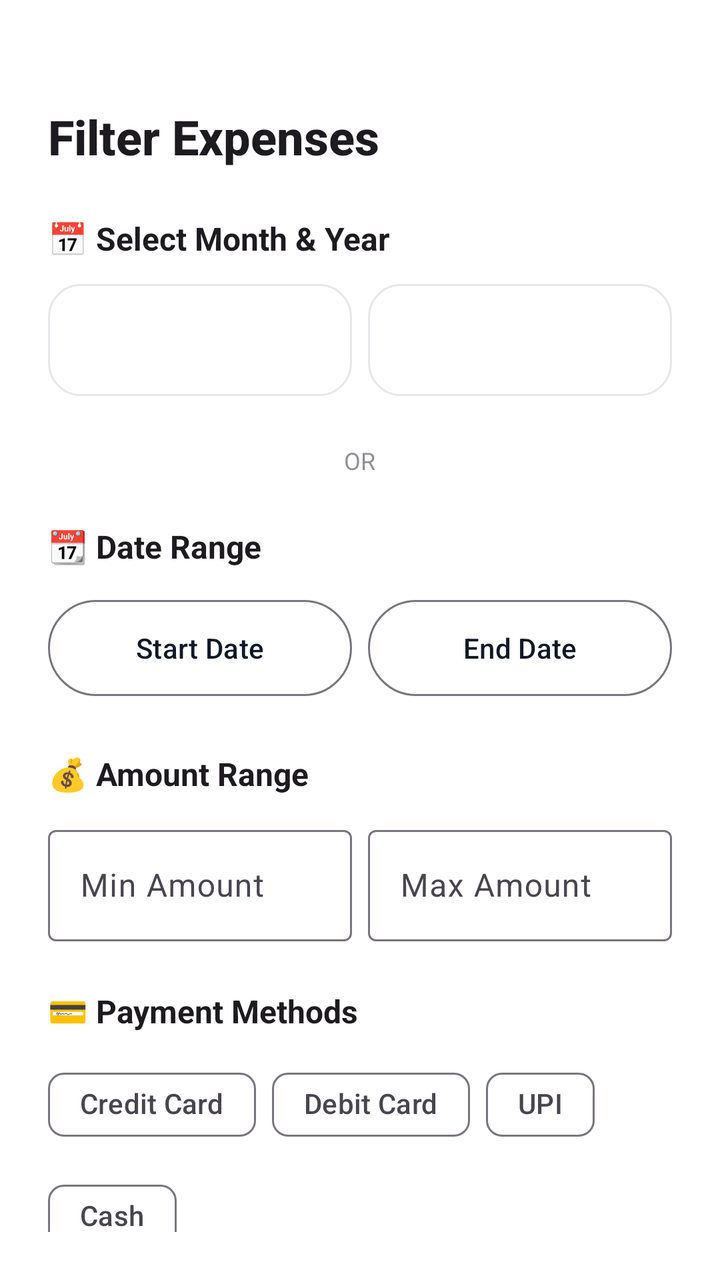
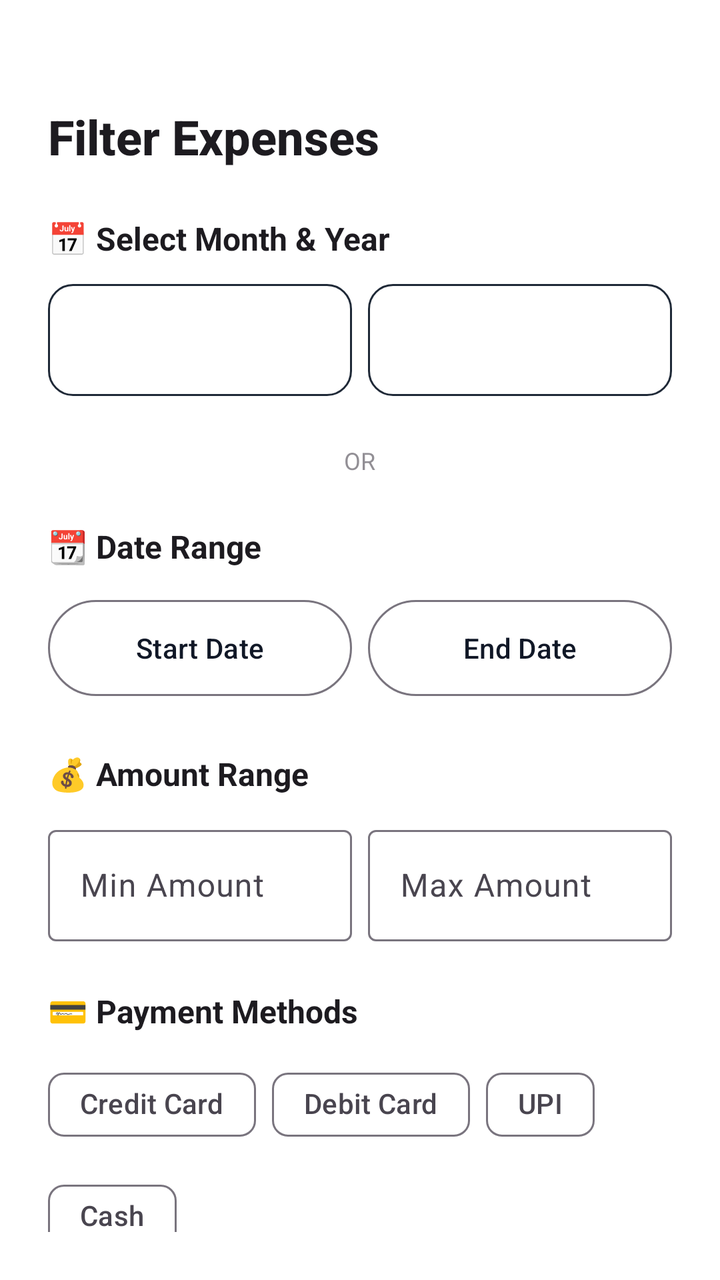

An Android layout rendered at two revisions. The XML below is the earlier revision; the diff shows what the commit changed to produce the second picture.
<!-- AndroidManifest.xml: application theme Theme.ExpenseTracker.Timeless -->
<!-- res/layout/bottom_sheet_filter.xml -->
<?xml version="1.0" encoding="utf-8"?>
<LinearLayout xmlns:android="http://schemas.android.com/apk/res/android"
    xmlns:app="http://schemas.android.com/apk/res-auto"
    android:layout_width="match_parent"
    android:layout_height="wrap_content"
    android:orientation="vertical"
    android:background="?attr/colorSurface"
    android:padding="24dp">

    
    <View
        android:layout_width="48dp"
        android:layout_height="4dp"
        android:background="?android:textColorSecondary"
        android:alpha="0.3"
        android:layout_gravity="center_horizontal"
        android:layout_marginBottom="24dp" />

    
    <TextView
        android:layout_width="wrap_content"
        android:layout_height="wrap_content"
        android:text="Filter Expenses"
        android:textSize="24sp"
        android:textStyle="bold"
        android:textColor="?android:textColorPrimary"
        android:fontFamily="sans-serif-medium"
        android:layout_marginBottom="24dp" />

    <androidx.core.widget.NestedScrollView
        android:layout_width="match_parent"
        android:layout_height="wrap_content"
        android:maxHeight="500dp">

        <LinearLayout
            android:layout_width="match_parent"
            android:layout_height="wrap_content"
            android:orientation="vertical">

            
            <TextView
                android:layout_width="wrap_content"
                android:layout_height="wrap_content"
                android:text="📅 Select Month &amp; Year"
                android:textSize="16sp"
                android:textStyle="bold"
                android:textColor="?android:textColorPrimary"
                android:layout_marginBottom="12dp" />

            <LinearLayout
                android:layout_width="match_parent"
                android:layout_height="wrap_content"
                android:orientation="horizontal"
                android:layout_marginBottom="24dp">

                <Spinner
                    android:id="@+id/spinnerMonth"
                    android:layout_width="0dp"
                    android:layout_height="56dp"
                    android:layout_weight="1"
                    android:background="@drawable/bg_premium_card"
                    android:padding="12dp"
                    android:layout_marginEnd="8dp" />

                <Spinner
                    android:id="@+id/spinnerYear"
                    android:layout_width="0dp"
                    android:layout_height="56dp"
                    android:layout_weight="1"
                    android:background="@drawable/bg_premium_card"
                    android:padding="12dp" />

            </LinearLayout>

            
            <LinearLayout
                android:layout_width="match_parent"
                android:layout_height="wrap_content"
                android:orientation="horizontal"
                android:gravity="center_vertical"
                android:layout_marginBottom="24dp">

                <View
                    android:layout_width="0dp"
                    android:layout_height="1dp"
                    android:layout_weight="1"
                    android:background="?android:textColorSecondary"
                    android:alpha="0.2" />

                <TextView
                    android:layout_width="wrap_content"
                    android:layout_height="wrap_content"
                    android:text="  OR  "
                    android:textSize="12sp"
                    android:textColor="?android:textColorSecondary"
                    android:alpha="0.6" />

                <View
                    android:layout_width="0dp"
                    android:layout_height="1dp"
                    android:layout_weight="1"
                    android:background="?android:textColorSecondary"
                    android:alpha="0.2" />

            </LinearLayout>

            
            <TextView
                android:layout_width="wrap_content"
                android:layout_height="wrap_content"
                android:text="📆 Date Range"
                android:textSize="16sp"
                android:textStyle="bold"
                android:textColor="?android:textColorPrimary"
                android:layout_marginBottom="12dp" />

            <LinearLayout
                android:layout_width="match_parent"
                android:layout_height="wrap_content"
                android:orientation="horizontal"
                android:layout_marginBottom="24dp">

                <com.google.android.material.button.MaterialButton
                    android:id="@+id/btnSelectStartDate"
                    android:layout_width="0dp"
                    android:layout_height="56dp"
                    android:layout_weight="1"
                    android:text="Start Date"
                    style="@style/Widget.Material3.Button.OutlinedButton"
                    android:layout_marginEnd="8dp" />

                <com.google.android.material.button.MaterialButton
                    android:id="@+id/btnSelectEndDate"
                    android:layout_width="0dp"
                    android:layout_height="56dp"
                    android:layout_weight="1"
                    android:text="End Date"
                    style="@style/Widget.Material3.Button.OutlinedButton" />

            </LinearLayout>

            
            <TextView
                android:layout_width="wrap_content"
                android:layout_height="wrap_content"
                android:text="💰 Amount Range"
                android:textSize="16sp"
                android:textStyle="bold"
                android:textColor="?android:textColorPrimary"
                android:layout_marginBottom="12dp" />

            <LinearLayout
                android:layout_width="match_parent"
                android:layout_height="wrap_content"
                android:orientation="horizontal"
                android:layout_marginBottom="24dp">

                <com.google.android.material.textfield.TextInputLayout
                    android:layout_width="0dp"
                    android:layout_height="wrap_content"
                    android:layout_weight="1"
                    android:hint="Min Amount"
                    style="@style/Widget.Material3.TextInputLayout.OutlinedBox"
                    android:layout_marginEnd="8dp">

                    <com.google.android.material.textfield.TextInputEditText
                        android:id="@+id/etMinAmount"
                        android:layout_width="match_parent"
                        android:layout_height="wrap_content"
                        android:inputType="numberDecimal" />

                </com.google.android.material.textfield.TextInputLayout>

                <com.google.android.material.textfield.TextInputLayout
                    android:layout_width="0dp"
                    android:layout_height="wrap_content"
                    android:layout_weight="1"
                    android:hint="Max Amount"
                    style="@style/Widget.Material3.TextInputLayout.OutlinedBox">

                    <com.google.android.material.textfield.TextInputEditText
                        android:id="@+id/etMaxAmount"
                        android:layout_width="match_parent"
                        android:layout_height="wrap_content"
                        android:inputType="numberDecimal" />

                </com.google.android.material.textfield.TextInputLayout>

            </LinearLayout>

            
            <TextView
                android:layout_width="wrap_content"
                android:layout_height="wrap_content"
                android:text="💳 Payment Methods"
                android:textSize="16sp"
                android:textStyle="bold"
                android:textColor="?android:textColorPrimary"
                android:layout_marginBottom="12dp" />

            <com.google.android.material.chip.ChipGroup
                android:layout_width="match_parent"
                android:layout_height="wrap_content"
                android:layout_marginBottom="24dp">

                <com.google.android.material.chip.Chip
                    android:id="@+id/cbCreditCard"
                    android:layout_width="wrap_content"
                    android:layout_height="wrap_content"
                    android:text="Credit Card"
                    style="@style/Widget.Material3.Chip.Filter" />

                <com.google.android.material.chip.Chip
                    android:id="@+id/cbDebitCard"
                    android:layout_width="wrap_content"
                    android:layout_height="wrap_content"
                    android:text="Debit Card"
                    style="@style/Widget.Material3.Chip.Filter" />

                <com.google.android.material.chip.Chip
                    android:id="@+id/cbUpi"
                    android:layout_width="wrap_content"
                    android:layout_height="wrap_content"
                    android:text="UPI"
                    style="@style/Widget.Material3.Chip.Filter" />

                <com.google.android.material.chip.Chip
                    android:id="@+id/cbCash"
                    android:layout_width="wrap_content"
                    android:layout_height="wrap_content"
                    android:text="Cash"
                    style="@style/Widget.Material3.Chip.Filter" />

            </com.google.android.material.chip.ChipGroup>

            
            <TextView
                android:layout_width="wrap_content"
                android:layout_height="wrap_content"
                android:text="🏷️ Categories"
                android:textSize="16sp"
                android:textStyle="bold"
                android:textColor="?android:textColorPrimary"
                android:layout_marginBottom="12dp" />

            <LinearLayout
                android:id="@+id/layoutCategories"
                android:layout_width="match_parent"
                android:layout_height="wrap_content"
                android:orientation="vertical"
                android:layout_marginBottom="24dp" />

            
            <LinearLayout
                android:layout_width="match_parent"
                android:layout_height="wrap_content"
                android:orientation="horizontal"
                android:gravity="end"
                android:layout_marginTop="16dp">

                <com.google.android.material.button.MaterialButton
                    android:id="@+id/btnClearFilters"
                    android:layout_width="wrap_content"
                    android:layout_height="56dp"
                    android:text="Clear All"
                    style="@style/Widget.Material3.Button.TextButton"
                    android:layout_marginEnd="12dp" />

                <com.google.android.material.button.MaterialButton
                    android:id="@+id/btnApplyFilter"
                    android:layout_width="wrap_content"
                    android:layout_height="56dp"
                    android:text="Apply Filters"
                    android:paddingStart="32dp"
                    android:paddingEnd="32dp"
                    style="@style/PremiumButton" />

            </LinearLayout>

        </LinearLayout>

    </androidx.core.widget.NestedScrollView>

</LinearLayout>
<!-- resources referenced by this layout -->
<resources>
  <!-- drawable bg_premium_card (drawable) -->
  <?xml version="1.0" encoding="utf-8"?>
  <shape xmlns:android="http://schemas.android.com/apk/res/android">
      <solid android:color="@color/light_card" />
      <corners android:radius="16dp" />
      <stroke android:width="1dp" android:color="@color/light_divider" />
  </shape>
  <style name="PremiumButton" parent="Widget.Material3.Button">
          <item name="cornerRadius">8dp</item>
          <item name="android:textSize">16sp</item>
          <item name="android:fontFamily">sans-serif-medium</item>
          <item name="android:letterSpacing">0.01</item>
          <item name="android:paddingTop">14dp</item>
          <item name="android:paddingBottom">14dp</item>
          <item name="backgroundTint">@color/navy_primary</item>
      </style>
  <style name="Theme.ExpenseTracker.Timeless" parent="Theme.Material3.Light.NoActionBar">
          <item name="colorPrimary">@color/timeless_charcoal</item>
          <item name="colorOnPrimary">@color/timeless_white</item>
          <item name="colorSecondary">@color/timeless_gold</item>
          <item name="colorOnSecondary">@color/timeless_white</item>
          <item name="android:colorBackground">@color/timeless_white</item>
          <item name="colorSurface">@color/timeless_white</item>
          <item name="colorOnSurface">@color/timeless_text_primary</item>
          
          
          <item name="android:statusBarColor">@color/timeless_white</item>
          <item name="android:windowLightStatusBar">true</item>
          
          
          <item name="android:navigationBarColor">@color/timeless_white</item>
          <item name="android:windowLightNavigationBar">true</item>
      </style>
  <color name="light_card">#FFFFFF</color>
  <color name="light_divider">#E5E7EB</color>
  <color name="navy_primary">#1E3A8A</color>
  <color name="timeless_charcoal">#111827</color>
  <color name="timeless_white">#FFFFFF</color>
  <color name="timeless_gold">#14B8A6</color>
  <color name="timeless_text_primary">#111827</color>
</resources>

<!-- the commit's change to res/layout/bottom_sheet_filter.xml (unified diff, before → after) -->
@@ -58,7 +58,7 @@
                     android:layout_width="0dp"
                     android:layout_height="56dp"
                     android:layout_weight="1"
-                    android:background="@drawable/bg_premium_card"
+                    android:background="@drawable/bg_white_card"
                     android:padding="12dp"
                     android:layout_marginEnd="8dp" />
 
@@ -67,7 +67,7 @@
                     android:layout_width="0dp"
                     android:layout_height="56dp"
                     android:layout_weight="1"
-                    android:background="@drawable/bg_premium_card"
+                    android:background="@drawable/bg_white_card"
                     android:padding="12dp" />
 
             </LinearLayout>
<!-- resource entries referenced after the edit -->
@@ -1,11 +1,11 @@
 <!-- resources referenced by this layout -->
 <resources>
-  <!-- drawable bg_premium_card (drawable) -->
+  <!-- drawable bg_white_card (drawable) -->
   <?xml version="1.0" encoding="utf-8"?>
   <shape xmlns:android="http://schemas.android.com/apk/res/android">
-      <solid android:color="@color/light_card" />
-      <corners android:radius="16dp" />
-      <stroke android:width="1dp" android:color="@color/light_divider" />
+      <solid android:color="@color/white" />
+      <corners android:radius="12dp" />
+      <stroke android:width="1dp" android:color="@color/gray_800" />
   </shape>
   <style name="PremiumButton" parent="Widget.Material3.Button">
           <item name="cornerRadius">8dp</item>
@@ -33,8 +33,8 @@
           <item name="android:navigationBarColor">@color/timeless_white</item>
           <item name="android:windowLightNavigationBar">true</item>
       </style>
-  <color name="light_card">#FFFFFF</color>
-  <color name="light_divider">#E5E7EB</color>
+  <color name="white">#FFFFFFFF</color>
+  <color name="gray_800">#1F2937</color>
   <color name="navy_primary">#1E3A8A</color>
   <color name="timeless_charcoal">#111827</color>
   <color name="timeless_white">#FFFFFF</color>
